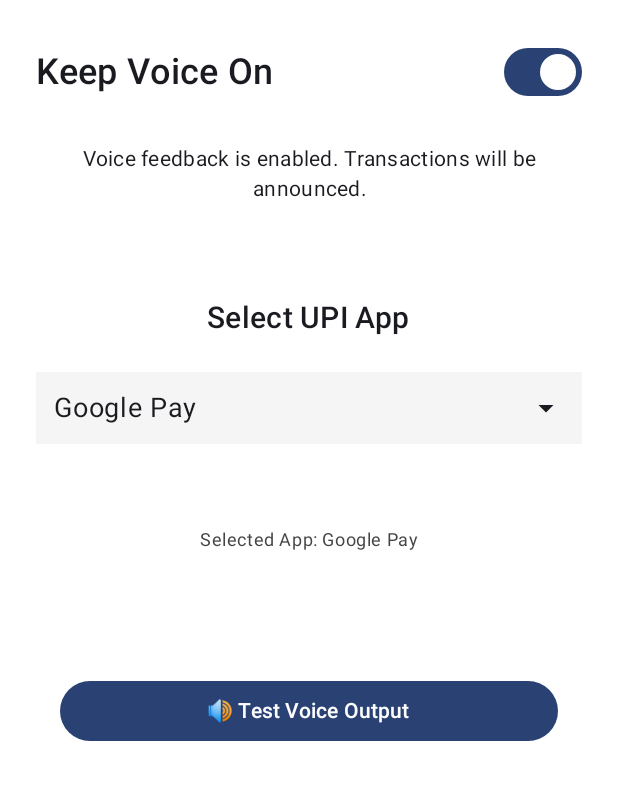
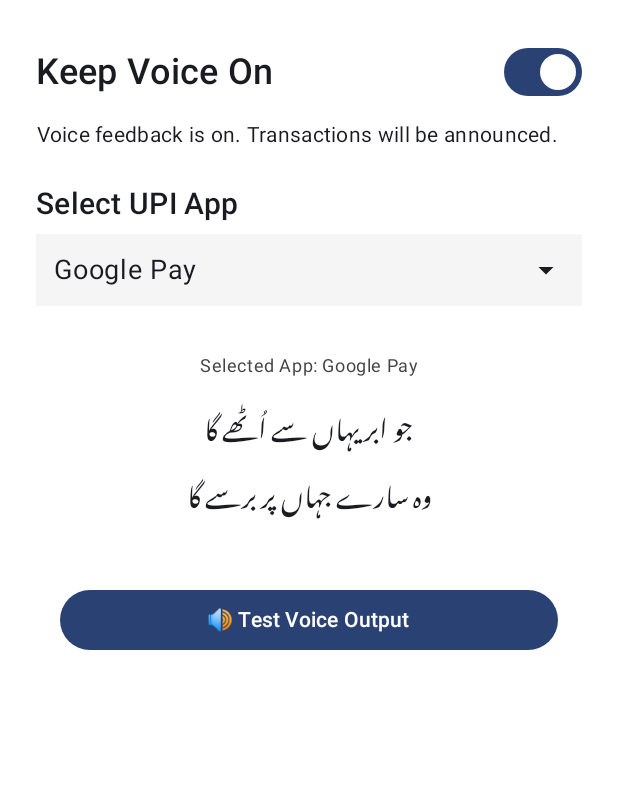
Before and after one commit to Ariifff/PayVoice, an Android app built with Jetpack Compose: the composable HomeScreen shown on its own in the app's theme, on a phone screen of 412 x 824 dp, the part 222-1022 px from its top. Run offline under Robolectric (Android 15) with nearby library versions, the phone set to English and light mode, and no system bars; our stand-ins replace Firebase (no records; nobody signed in at launch, a user with empty details on screens opened directly).

Commit message:
app is ready

```diff
--- a/app/src/main/java/com/arif/payvoice/mainpage/HomeScreen.kt
+++ b/app/src/main/java/com/arif/payvoice/mainpage/HomeScreen.kt
@@ -1,7 +1,9 @@
 package com.arif.payvoice.mainpage
 
+import android.app.Activity
 import android.content.Context
-import android.content.SharedPreferences
+import android.widget.Space
+import androidx.activity.compose.BackHandler
 import androidx.compose.foundation.background
 import androidx.compose.foundation.clickable
 import androidx.compose.foundation.layout.*
@@ -11,41 +13,54 @@ import androidx.compose.material3.*
 import androidx.compose.runtime.*
 import androidx.compose.ui.Alignment
 import androidx.compose.ui.Modifier
+import androidx.compose.ui.draw.alpha
 import androidx.compose.ui.graphics.Color
 import androidx.compose.ui.platform.LocalContext
+import androidx.compose.ui.text.TextStyle
+import androidx.compose.ui.text.font.Font
+import androidx.compose.ui.text.font.FontFamily
 import androidx.compose.ui.text.font.FontWeight
 import androidx.compose.ui.text.style.TextAlign
-import androidx.compose.ui.tooling.preview.Preview
+import androidx.compose.ui.text.style.TextDirection
 import androidx.compose.ui.unit.dp
 import androidx.compose.ui.unit.sp
+import com.arif.payvoice.R
 import com.arif.payvoice.ui.theme.Blue
 import com.arif.payvoice.ui.theme.White
 import com.arif.payvoice.util.TextSpeaker
 
-@OptIn(ExperimentalMaterial3Api::class)
 @Composable
 fun HomeScreen() {
+    var showExitDialog by remember { mutableStateOf(false) }
+    val context = LocalContext.current
 
-    val context = LocalContext.current
-    val prefs = context.getSharedPreferences("Settings", Context.MODE_PRIVATE)
-
-    var isVoiceOn by remember {
-        mutableStateOf(prefs.getBoolean("voice_on", true))
+    // Handle back button press
+    BackHandler(enabled = true) {
+        showExitDialog = true
     }
 
-    val availableApps = listOf("Google Pay", "Paytm", "PhonePe")
-    var expanded by remember { mutableStateOf(false) }
-    var selectedApp by remember {
-        mutableStateOf(prefs.getString("upiApp", availableApps.first()) ?: availableApps.first())
+    HomeContent(
+        voiceToggle = rememberVoiceToggleState(),
+        upiAppSelection = rememberUpiAppSelectionState()
+    )
+
+    // Exit Confirmation Dialog
+    if (showExitDialog) {
+        ExitConfirmationDialog(
+            onConfirm = {
+                // Close the app
+                (context as Activity).finish()
+            },
+            onDismiss = { showExitDialog = false }
+        )
+    }
 }
 
-    fun saveAppChoice(app: String) {
-        prefs.edit().putString("upiApp", app).apply()
-    }
-    fun saveVoiceToggleState(state: Boolean) {
-        prefs.edit().putBoolean("voice_on", state).apply()
-    }
-
+@Composable
+private fun HomeContent(
+    voiceToggle: VoiceToggleState,
+    upiAppSelection: UpiAppSelectionState
+) {
     Column(
         modifier = Modifier
             .fillMaxSize()
@@ -54,6 +69,15 @@ fun HomeScreen() {
         verticalArrangement = Arrangement.spacedBy(24.dp),
         horizontalAlignment = Alignment.CenterHorizontally
     ) {
+        AppHeader()
+        VoiceToggleSection(voiceToggle)
+        UpiAppSelectionSection(upiAppSelection)
+        TestVoiceButton()
+    }
+}
+
+@Composable
+private fun AppHeader() {
     Text(
         text = "Welcome to \n PayVoice",
         style = MaterialTheme.typography.headlineSmall.copy(
@@ -67,7 +91,11 @@ fun HomeScreen() {
             .fillMaxWidth()
             .padding(top = 24.dp)
     )
+}
 
+@Composable
+private fun VoiceToggleSection(state: VoiceToggleState) {
+    Column(verticalArrangement = Arrangement.spacedBy(8.dp)) {
         Row(
             verticalAlignment = Alignment.CenterVertically,
             horizontalArrangement = Arrangement.SpaceBetween,
@@ -78,30 +106,85 @@ fun HomeScreen() {
                 style = MaterialTheme.typography.titleMedium.copy(fontSize = 24.sp)
             )
             Switch(
-                checked = isVoiceOn,
-                onCheckedChange = {
-                    isVoiceOn = it
-                    saveVoiceToggleState(it)
-                }
+                checked = state.isVoiceOn,
+                onCheckedChange = { state.onToggle(it) }
             )
-
         }
 
         Text(
-            text = if (isVoiceOn)
-                "Voice feedback is enabled. Transactions will be announced."
+            text = if (state.isVoiceOn)
+                "Voice feedback is on. Transactions will be announced."
             else
                 "Voice feedback is off. You can turn it on anytime.",
             style = MaterialTheme.typography.bodyMedium,
             textAlign = TextAlign.Center
         )
+    }
+}
+
+@Composable
+private fun UpiAppSelectionSection(state: UpiAppSelectionState) {
+    Column(verticalArrangement = Arrangement.spacedBy(8.dp)) {
+        Text(
+            text = "Select UPI App",
+            style = MaterialTheme.typography.titleMedium.copy(fontSize = 20.sp)
+        )
+
+        UpiAppDropdown(
+            selectedApp = state.selectedApp,
+            availableApps = state.availableApps,
+            onAppSelected = state.onAppSelected
+        )
 
         Spacer(modifier = Modifier.height(16.dp))
 
         Text(
-            text = "Select UPI App",
-            style = MaterialTheme.typography.titleMedium.copy(fontSize = 20.sp)
+            text = "Selected App: ${state.selectedApp}",
+            modifier = Modifier
+                .align(Alignment.CenterHorizontally),
+            style = MaterialTheme.typography.bodySmall.copy(color = Color.DarkGray)
         )
+
+        val NastaliqFont = FontFamily(
+            Font(R.font.noto_nastaliq_urdu, FontWeight.Normal)
+        )
+
+        Column(
+            modifier = Modifier.fillMaxWidth(),
+            horizontalAlignment = Alignment.CenterHorizontally
+        ) {
+            Text(
+                text = "جو ابر یہاں سے اُٹھے گا",
+                style = TextStyle(
+                    fontFamily = NastaliqFont,
+                    textDirection = TextDirection.Rtl,
+                    fontSize = 18.sp,
+                    letterSpacing = 0.3.sp
+                ),
+                textAlign = TextAlign.Center // Center each line individually
+            )
+
+            Text(
+                text = "وہ سارے جہاں پر برسے گا",
+                style = TextStyle(
+                    fontFamily = NastaliqFont,
+                    textDirection = TextDirection.Rtl,
+                    fontSize = 18.sp,
+                    letterSpacing = 0.3.sp
+                ),
+                textAlign = TextAlign.Center
+            )
+        }
+    }
+}
+
+@Composable
+private fun UpiAppDropdown(
+    selectedApp: String,
+    availableApps: List<String>,
+    onAppSelected: (String) -> Unit
+) {
+    var expanded by remember { mutableStateOf(false) }
 
     Box(
         modifier = Modifier
@@ -131,40 +214,27 @@ fun HomeScreen() {
                 DropdownMenuItem(
                     text = { Text(app) },
                     onClick = {
-                            selectedApp = app
+                        onAppSelected(app)
                         expanded = false
-                            prefs.edit().putString("upiApp",app).apply()
                     }
                 )
             }
         }
     }
-
-        Spacer(modifier = Modifier.height(8.dp))
-
-        Text(
-            text = "Selected App: $selectedApp",
-            style = MaterialTheme.typography.bodySmall.copy(color = Color.DarkGray)
-        )
-        Spacer(modifier = Modifier.height(18.dp))
-        TestVoiceButton(context)
-    }
 }
 
 @Composable
-fun TestVoiceButton(context: Context) {
+private fun TestVoiceButton() {
+    val context = LocalContext.current
+
     Button(
         onClick = {
-
             val prefs = context.getSharedPreferences("Settings", Context.MODE_PRIVATE)
             val selectedLanguage = prefs.getString("selected_language", "English")
             val message = when (selectedLanguage) {
-                "Hindi" ->
-                        "Paytm पर 123 रुपए प्राप्त हुए"
-                else ->
-                     "Received Paytm payment of 123 rupees"
+                "Hindi" -> "Paytm पर 123 रुपए प्राप्त हुए"
+                else -> "Received Paytm payment of 123 rupees"
             }
-
             TextSpeaker.speak(context, message)
         },
         modifier = Modifier
@@ -174,3 +244,82 @@ fun TestVoiceButton(context: Context) {
         Text("🔊 Test Voice Output")
     }
 }
+
+// State holders
+class VoiceToggleState(
+    val isVoiceOn: Boolean,
+    val onToggle: (Boolean) -> Unit
+)
+
+class UpiAppSelectionState(
+    val selectedApp: String,
+    val availableApps: List<String>,
+    val onAppSelected: (String) -> Unit
+)
+
+@Composable
+private fun rememberVoiceToggleState(): VoiceToggleState {
+    val context = LocalContext.current
+    val prefs = remember { context.getSharedPreferences("Settings", Context.MODE_PRIVATE) }
+
+    var isVoiceOn by remember {
+        mutableStateOf(prefs.getBoolean("voice_on", true))
+    }
+
+    return remember(isVoiceOn) {
+        VoiceToggleState(
+            isVoiceOn = isVoiceOn,
+            onToggle = { newValue ->
+                isVoiceOn = newValue
+                prefs.edit().putBoolean("voice_on", newValue).apply()
+            }
+        )
+    }
+}
+
+@Composable
+private fun rememberUpiAppSelectionState(): UpiAppSelectionState {
+    val context = LocalContext.current
+    val prefs = remember { context.getSharedPreferences("Settings", Context.MODE_PRIVATE) }
+    val availableApps = remember { listOf("Google Pay", "Paytm", "PhonePe") }
+
+    var selectedApp by remember {
+        mutableStateOf(prefs.getString("upiApp", availableApps.first()) ?: availableApps.first())
+    }
+
+    return remember(selectedApp) {
+        UpiAppSelectionState(
+            selectedApp = selectedApp,
+            availableApps = availableApps,
+            onAppSelected = { app ->
+                selectedApp = app
+                prefs.edit().putString("upiApp", app).apply()
+            }
+        )
+    }
+}
+
+@Composable
+private fun ExitConfirmationDialog(
+    onConfirm: () -> Unit,
+    onDismiss: () -> Unit
+) {
+    AlertDialog(
+        onDismissRequest = onDismiss,
+        title = { Text("Exit App", fontWeight = FontWeight.Bold) },
+        text = { Text("Are you sure you want to exit PayVoice?") },
+        confirmButton = {
+            TextButton(
+                onClick = onConfirm,
+                colors = ButtonDefaults.textButtonColors(contentColor = Color.Red)
+            ) {
+                Text("Yes")
+            }
+        },
+        dismissButton = {
+            TextButton(onClick = onDismiss) {
+                Text("No")
+            }
+        }
+    )
+}
--- a/app/src/main/java/com/arif/payvoice/mainpage/ProfileScreen.kt
+++ b/app/src/main/java/com/arif/payvoice/mainpage/ProfileScreen.kt
@@ -38,7 +38,6 @@ fun ProfileScreen(
     val auth = FirebaseAuth.getInstance()
     val currentUser = auth.currentUser
     val context = LocalContext.current
-    val database = Firebase.database.reference
 
     // Fetch user data on first load
     LaunchedEffect(currentUser?.uid) {
```
Also changed, not shown: app/src/main/res/font/noto_nastaliq_urdu.ttf (added). Lines whose indentation alone changed are shown as unchanged.
